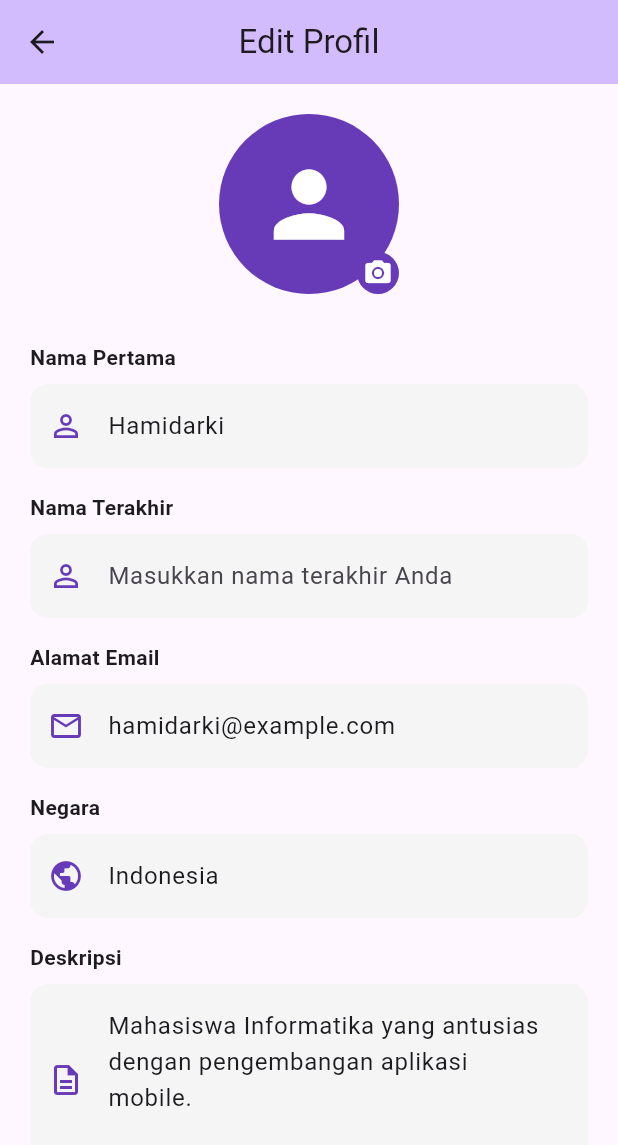
After one commit to hamidarki/lms_uas, a Flutter app: the EditProfilPage screen opened directly, on a phone screen of 412 x 824 dp. The commit adds this screen. Shown: the top 1145 px of the screen. Run offline on Flutter 3.47's test engine with Material 3 defaults, Android fonts, the phone set to English and light mode, and no system bars.

Commit message:
menambahkan isi konten halaman edit profil

```diff
--- /dev/null
+++ b/lib/pages/edit_profil_page.dart
@@ -0,0 +1,199 @@
+import 'package:flutter/material.dart';
+
+class EditProfilPage extends StatefulWidget {
+  const EditProfilPage({super.key});
+
+  @override
+  State<EditProfilPage> createState() => _EditProfilPageState();
+}
+
+class _EditProfilPageState extends State<EditProfilPage> {
+  final _formKey = GlobalKey<FormState>();
+
+  // Controllers for the input fields
+  final TextEditingController _firstNameController = TextEditingController(text: 'Hamidarki');
+  final TextEditingController _lastNameController = TextEditingController(text: '');
+  final TextEditingController _emailController = TextEditingController(text: 'hamidarki@example.com');
+  final TextEditingController _countryController = TextEditingController(text: 'Indonesia');
+  final TextEditingController _descriptionController = TextEditingController(text: 'Mahasiswa Informatika yang antusias dengan pengembangan aplikasi mobile.');
+
+  @override
+  void dispose() {
+    _firstNameController.dispose();
+    _lastNameController.dispose();
+    _emailController.dispose();
+    _countryController.dispose();
+    _descriptionController.dispose();
+    super.dispose();
+  }
+
+  void _saveProfile() {
+    if (_formKey.currentState!.validate()) {
+      // Logic to save data would go here
+      ScaffoldMessenger.of(context).showSnackBar(
+        const SnackBar(
+          content: Text('Profil berhasil diperbarui!'),
+          backgroundColor: Colors.green,
+        ),
+      );
+      Navigator.pop(context);
+    }
+  }
+
+  @override
+  Widget build(BuildContext context) {
+    return Scaffold(
+      appBar: AppBar(
+        title: const Text('Edit Profil'),
+        centerTitle: true,
+        backgroundColor: Theme.of(context).colorScheme.inversePrimary,
+      ),
+      body: SingleChildScrollView(
+        padding: const EdgeInsets.all(20.0),
+        child: Form(
+          key: _formKey,
+          child: Column(
+            crossAxisAlignment: CrossAxisAlignment.start,
+            children: [
+              Center(
+                child: Stack(
+                  children: [
+                    const CircleAvatar(
+                      radius: 60,
+                      backgroundColor: Colors.deepPurple,
+                      child: Icon(Icons.person, size: 70, color: Colors.white),
+                    ),
+                    Positioned(
+                      bottom: 0,
+                      right: 0,
+                      child: Container(
+                        padding: const EdgeInsets.all(4),
+                        decoration: const BoxDecoration(
+                          color: Colors.deepPurple,
+                          shape: BoxShape.circle,
+                        ),
+                        child: const Icon(Icons.camera_alt, color: Colors.white, size: 20),
+                      ),
+                    ),
+                  ],
+                ),
+              ),
+              const SizedBox(height: 32),
+
+              _buildTextField(
+                controller: _firstNameController,
+                label: 'Nama Pertama',
+                hint: 'Masukkan nama pertama Anda',
+                icon: Icons.person_outline,
+                validator: (value) => value!.isEmpty ? 'Nama pertama tidak boleh kosong' : null,
+              ),
+              const SizedBox(height: 16),
+
+              _buildTextField(
+                controller: _lastNameController,
+                label: 'Nama Terakhir',
+                hint: 'Masukkan nama terakhir Anda',
+                icon: Icons.person_outline,
+              ),
+              const SizedBox(height: 16),
+
+              _buildTextField(
+                controller: _emailController,
+                label: 'Alamat Email',
+                hint: 'email@contoh.com',
+                icon: Icons.email_outlined,
+                keyboardType: TextInputType.emailAddress,
+                validator: (value) {
+                  if (value == null || value.isEmpty) return 'Email tidak boleh kosong';
+                  if (!RegExp(r'^[\w-\.]+@([\w-]+\.)+[\w-]{2,4}$').hasMatch(value)) return 'Format email tidak valid';
+                  return null;
+                },
+              ),
+              const SizedBox(height: 16),
+
+              _buildTextField(
+                controller: _countryController,
+                label: 'Negara',
+                hint: 'Masukkan negara tempat tinggal',
+                icon: Icons.public,
+              ),
+              const SizedBox(height: 16),
+
+              _buildTextField(
+                controller: _descriptionController,
+                label: 'Deskripsi',
+                hint: 'Ceritakan sedikit tentang Anda...',
+                icon: Icons.description_outlined,
+                maxLines: 4,
+              ),
+              const SizedBox(height: 40),
+
+              SizedBox(
+                width: double.infinity,
+                height: 55,
+                child: ElevatedButton(
+                  onPressed: _saveProfile,
+                  style: ElevatedButton.styleFrom(
+                    backgroundColor: Colors.deepPurple,
+                    foregroundColor: Colors.white,
+                    shape: RoundedRectangleBorder(
+                      borderRadius: BorderRadius.circular(12),
+                    ),
+                    elevation: 2,
+                  ),
+                  child: const Text(
+                    'SIMPAN',
+                    style: TextStyle(fontSize: 16, fontWeight: FontWeight.bold),
+                  ),
+                ),
+              ),
+              const SizedBox(height: 20),
+            ],
+          ),
+        ),
+      ),
+    );
+  }
+
+  Widget _buildTextField({
+    required TextEditingController controller,
+    required String label,
+    required String hint,
+    required IconData icon,
+    int maxLines = 1,
+    TextInputType keyboardType = TextInputType.text,
+    String? Function(String?)? validator,
+  }) {
+    return Column(
+      crossAxisAlignment: CrossAxisAlignment.start,
+      children: [
+        Text(
+          label,
+          style: const TextStyle(fontWeight: FontWeight.bold, fontSize: 14),
+        ),
+        const SizedBox(height: 8),
+        TextFormField(
+          controller: controller,
+          maxLines: maxLines,
+          keyboardType: keyboardType,
+          validator: validator,
+          decoration: InputDecoration(
+            hintText: hint,
+            prefixIcon: Icon(icon, color: Colors.deepPurple),
+            filled: true,
+            fillColor: Colors.grey[100],
+            border: OutlineInputBorder(
+              borderRadius: BorderRadius.circular(12),
+              borderSide: BorderSide.none,
+            ),
+            focusedBorder: OutlineInputBorder(
+              borderRadius: BorderRadius.circular(12),
+              borderSide: const BorderSide(color: Colors.deepPurple, width: 1),
+            ),
+            contentPadding: const EdgeInsets.symmetric(horizontal: 16, vertical: 16),
+          ),
+        ),
+      ],
+    );
+  }
+}
--- a/lib/pages/profil_page.dart
+++ b/lib/pages/profil_page.dart
@@ -1,4 +1,5 @@
 import 'package:flutter/material.dart';
+import 'package:lms/pages/edit_profil_page.dart';
 
 class ProfilPage extends StatelessWidget {
   const ProfilPage({super.key});
@@ -62,7 +63,12 @@ class ProfilPage extends StatelessWidget {
             _buildSectionTitle(context, 'Menu Utama'),
             _buildMenuItem(context, Icons.info_outline, 'Informasi User', () {}),
             _buildMenuItem(context, Icons.history, 'Aktivitas Login', () {}),
-            _buildMenuItem(context, Icons.edit_note, 'Edit Profile', () {}),
+            _buildMenuItem(context, Icons.edit_note, 'Edit Profile', () {
+              Navigator.push(
+                context,
+                MaterialPageRoute(builder: (context) => const EditProfilPage()),
+              );
+            }),
             const Divider(indent: 16, endIndent: 16),
             _buildMenuItem(context, Icons.logout, 'Log Out', () {}, isDestructive: true),
 
```
